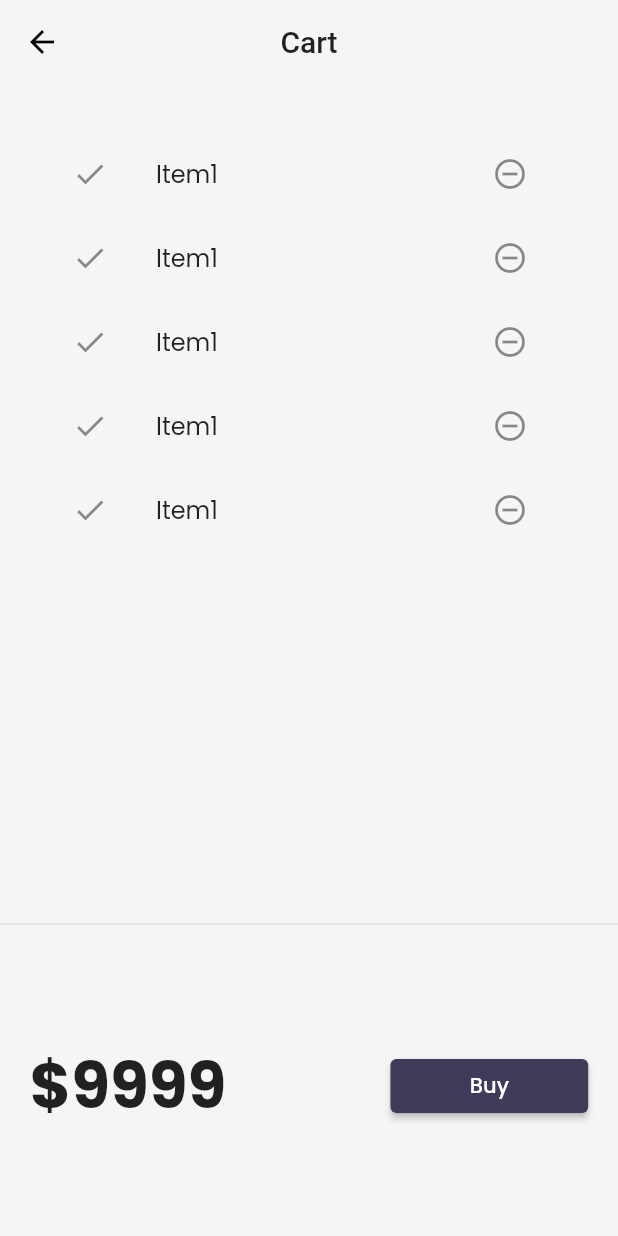
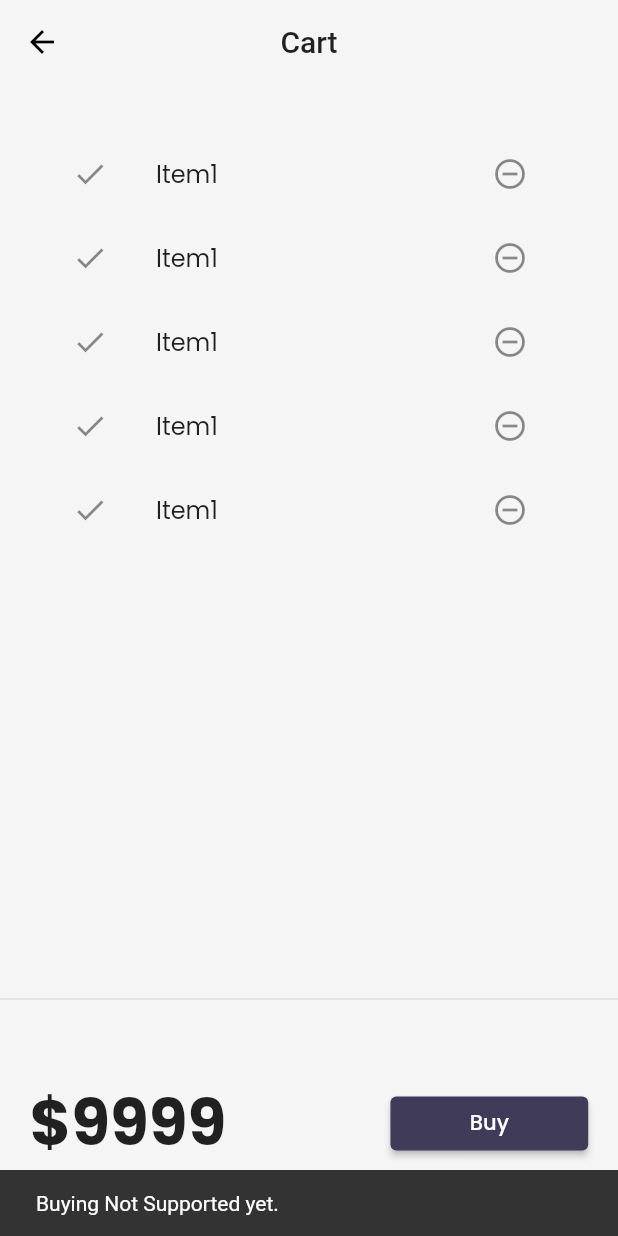
Before and after one commit to dhruvil47/30DaysOfFlutter, a Flutter app: the CartPage screen opened by its route, after a tap on "Buy", on a phone screen of 412 x 824 dp. Run offline on Flutter 3.47's test engine with Material 2 defaults, Android fonts, the phone set to English and light mode, and no system bars; our stand-ins replace google_fonts, velocity_x; network calls fail.

Commit message:
day 23 completed

```diff
--- a/lib/models/catalog.dart
+++ b/lib/models/catalog.dart
@@ -4,10 +4,10 @@
   static List<Item> items;
 
   //get item by id
-  static Item getById(int id) =>
+   Item getById(int id) =>
       items.firstWhere((element) => element.id == id, orElse: null);
 
-  static Item getByPosition(int pos) => items[pos];
+   Item getByPosition(int pos) => items[pos];
 }
 
 class Item {
--- a/lib/pages/cart_page.dart
+++ b/lib/pages/cart_page.dart
@@ -21,7 +21,7 @@
   @override
   Widget build(BuildContext context) {
     return SizedBox(
-      height: 200,
+      height: 150,
       child: Row(
         mainAxisAlignment: MainAxisAlignment.spaceAround,
         children: [
@@ -31,7 +31,10 @@
                   style: ButtonStyle(
                       backgroundColor:
                           MaterialStateProperty.all(context.theme.buttonColor)),
-                  onPressed: () {},
+                  onPressed: () {
+                    ScaffoldMessenger.of(context).showSnackBar(SnackBar(
+                        content: "Buying Not Supported yet.".text.make()));
+                  },
                   child: "Buy".text.white.make())
               .w32(context)
         ],
--- a/lib/widgets/home_widgets/catalog_list.dart
+++ b/lib/widgets/home_widgets/catalog_list.dart
@@ -11,7 +11,7 @@
       shrinkWrap: true,
       itemCount: CatalogModel.items.length,
       itemBuilder: (context, index) {
-        final catalog = CatalogModel.getByPosition(index);
+        final catalog = CatalogModel.items[index];
         return InkWell(
             onTap: () => Navigator.push(
                 context,
```
Also changed, not shown: lib/models/cart.dart (added, +35 -0 lines).
